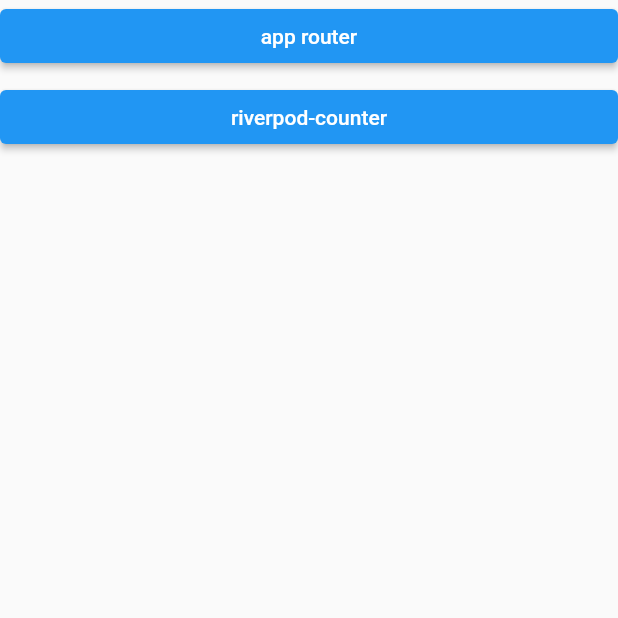
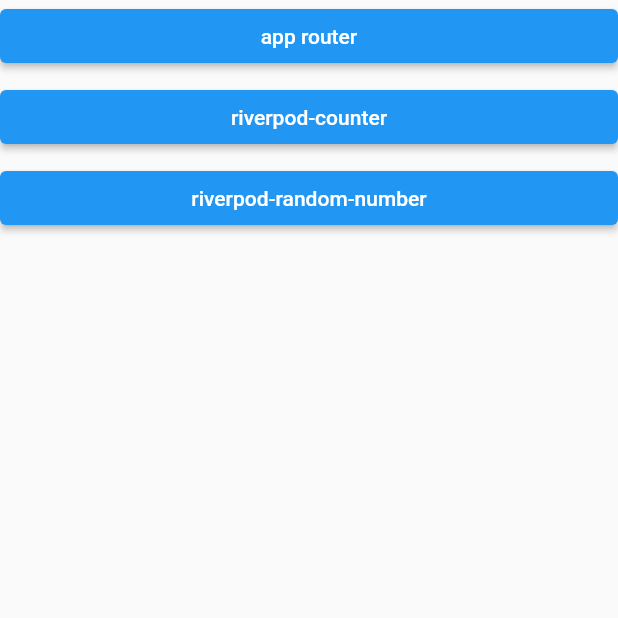
Before and after one commit to kimdahyee/kdhdev-flutter, a Flutter app: the screen it shows after launch, on a phone screen of 412 x 824 dp, the top half of it. Run offline on Flutter 3.47's test engine with Material 2 defaults, Android fonts, the phone set to English and light mode, and no system bars; our stand-ins replace auto_route, hooks_riverpod, riverpod_annotation; generated files the repository leaves out were written again.

Commit message:
[김다혜] riverpod random number test

```diff
--- a/lib/main.dart
+++ b/lib/main.dart
@@ -3,7 +3,7 @@ import 'package:hooks_riverpod/hooks_riverpod.dart';
 import 'package:kdhdev/route/app_router.dart';
 
 void main() {
-  // Adding ProviderScope enables Riverpod for the entire project
+  // riverpod을 사용하려면 ProviderSccope로 runApp 아래에 있는 전체 프로젝트를 한 번 감싸줘야해
   runApp(
     const ProviderScope(
       child: MyApp(),
--- a/lib/main_page.dart
+++ b/lib/main_page.dart
@@ -27,6 +27,15 @@ class MainPage extends StatelessWidget {
             },
             child: const Text('riverpod-counter'),
           ),
+          const SizedBox(
+            height: 6,
+          ),
+          ElevatedButton(
+            onPressed: () {
+              context.router.push(const RiverpodRandomNumberRoute());
+            },
+            child: const Text('riverpod-random-number'),
+          ),
         ],
       ),
     );
--- a/lib/riverpodtest/riverpod_counter_providers.dart
+++ b/lib/riverpodcountertest/riverpod_counter_providers.dart
@@ -12,4 +12,6 @@ class Counter extends _$Counter {
   int build() => 0;
 
   void increment() => state++;
+
+  void decrement() => state--;
 }
--- /dev/null
+++ b/lib/riverpodrandomnumbertest/riverpod_random_number_providers.dart
@@ -0,0 +1,15 @@
+import 'dart:math';
+
+import 'package:riverpod_annotation/riverpod_annotation.dart';
+
+part 'riverpod_random_number_providers.g.dart';
+
+@riverpod
+class RandomNumber extends _$RandomNumber {
+  @override
+  int build() => 0;
+
+  void generate() {
+    state = Random().nextInt(9999);
+  }
+}
--- a/lib/route/app_router.dart
+++ b/lib/route/app_router.dart
@@ -1,8 +1,8 @@
 import 'package:auto_route/auto_route.dart';
 import 'package:kdhdev/approutertest/app_router_test_page.dart';
 import 'package:kdhdev/main_page.dart';
-
-import '../riverpodtest/riverpod_counter_page.dart';
+import 'package:kdhdev/riverpodcountertest/riverpod_counter_page.dart';
+import 'package:kdhdev/riverpodrandomnumbertest/riverpod_random_number_page.dart';
 
 part 'app_router.gr.dart';
 
@@ -13,5 +13,6 @@ class AppRouter extends _$AppRouter {
         AutoRoute(path: '/', page: MainRoute.page),
         AutoRoute(page: AppRouterTestRoute.page),
         AutoRoute(page: RiverpodCounterRoute.page),
+        AutoRoute(page: RiverpodRandomNumberRoute.page),
       ];
 }
```
Also changed, not shown: lib/riverpodcountertest/riverpod_counter_page.dart (added, +42 -0 lines), lib/riverpodrandomnumbertest/riverpod_random_number_page.dart (added, +25 -0 lines), lib/riverpodtest/riverpod_counter_page.dart (deleted, +0 -16 lines), lib/riverpodcountertest/riverpod_counter_providers.g.dart, lib/riverpodrandomnumbertest/riverpod_random_number_providers.g.dart (added), lib/route/app_router.gr.dart.
